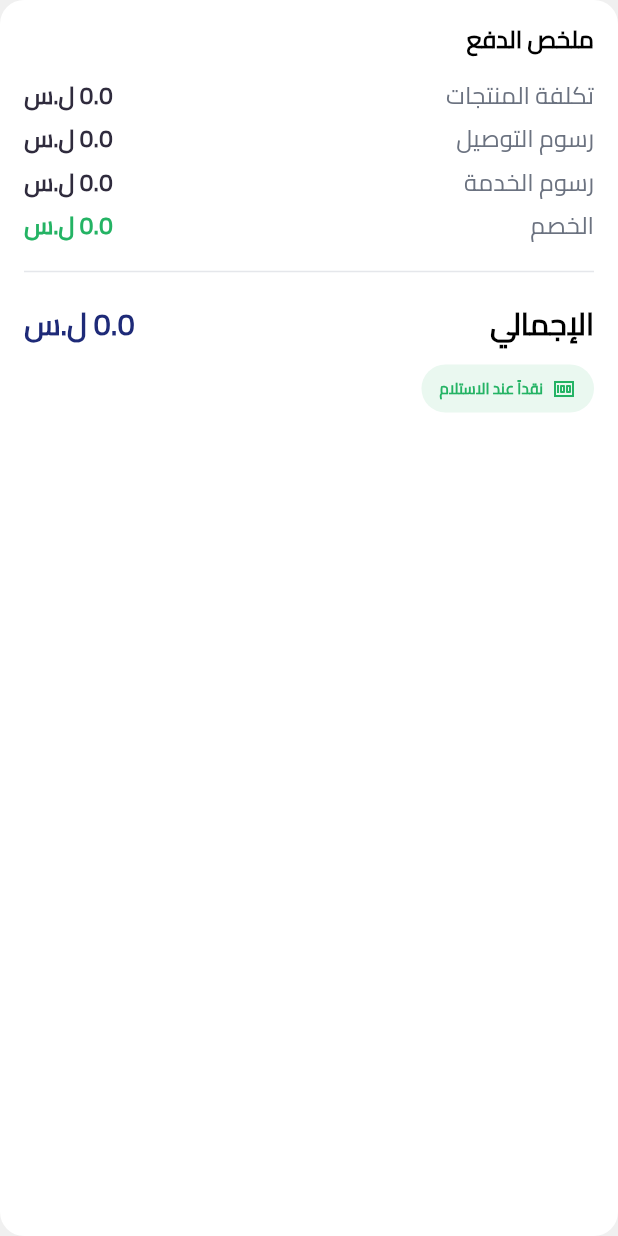
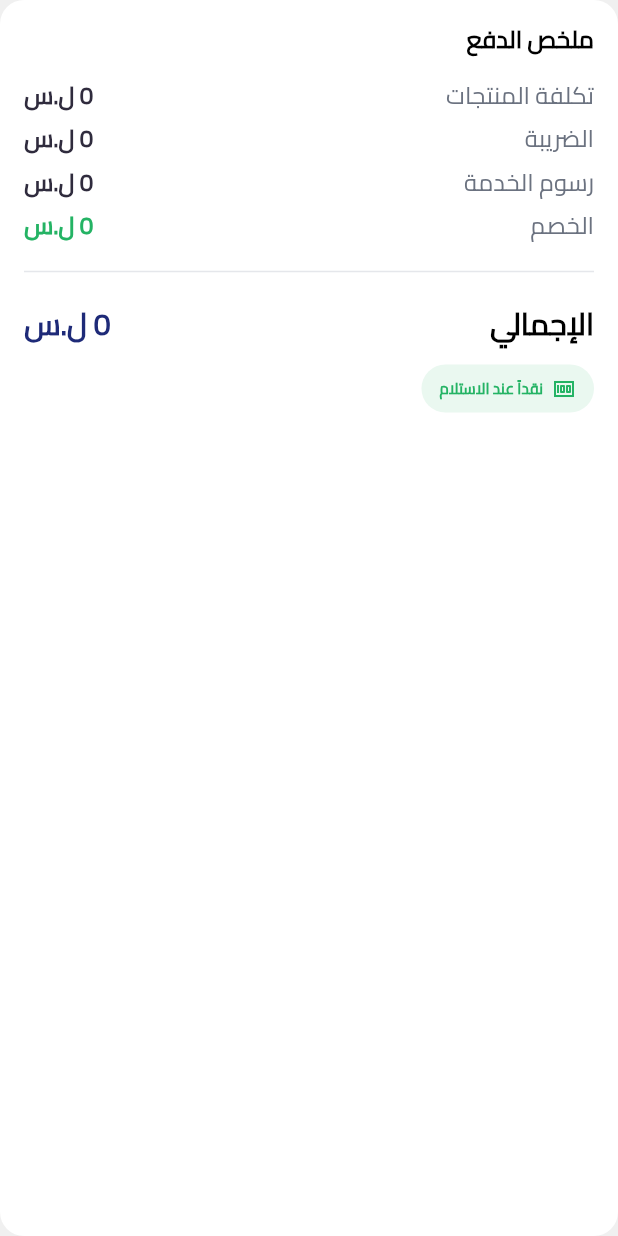
Before and after one commit to dllni-app/dllni_resturant_owner_app, a Flutter app: the OrderDetailsSummaryCard widget shown alone on an empty page, opened directly with empty values, on a phone screen of 412 x 824 dp. Run offline on Flutter 3.47's test engine with Material 3 defaults, Android fonts, the phone set to English and light mode, and no system bars; our stand-ins replace awesome_notifications, cached_network_image, dartz, dio, dotted_border, easy_localization and 19 more; missing offline and left inert: build, source_gen; accounts and stored records are empty; network calls fail.

Commit message:
Bind payment summary to owner details amounts

```diff
--- a/lib/features/orders/view/widgets/order_details_summary_card.dart
+++ b/lib/features/orders/view/widgets/order_details_summary_card.dart
@@ -1,66 +1,47 @@
 import 'package:common_package/common_package.dart';
 import 'package:flutter/material.dart';
 
-import '../../data/models/get_orders_model.dart';
+import '../../data/models/owner_order_details_model.dart';
 
 class OrderDetailsSummaryCard extends StatelessWidget {
   const OrderDetailsSummaryCard({super.key, required this.order});
 
-  final GetOrdersModelDataItem order;
+  final OwnerOrderDetailsData order;
 
   @override
   Widget build(BuildContext context) {
+    final amounts = order.amounts;
     return Container(
-      padding: EdgeInsetsDirectional.all(16),
+      padding: const EdgeInsetsDirectional.all(16),
       decoration: BoxDecoration(color: context.onPrimary, borderRadius: BorderRadius.circular(16)),
       child: Column(
         crossAxisAlignment: CrossAxisAlignment.start,
         children: [
           AppText.bodyMedium('ملخص الدفع', fontWeight: FontWeight.bold),
-          SizedBox(height: 16),
-          _buildPaymentRow('تكلفة المنتجات', '${order.subtotal} ل.س', context),
-          SizedBox(height: 8),
-          _buildPaymentRow('رسوم التوصيل', '${order.taxAmount} ل.س', context),
-          SizedBox(height: 8),
-          _buildPaymentRow('رسوم الخدمة', '${order.serviceFee} ل.س', context),
-          SizedBox(height: 8),
-          _buildPaymentRow('الخصم', '${order.discountAmount} ل.س', context, isDiscount: true),
-          SizedBox(height: 12),
-          Divider(color: Color(0xffE5E7EB)),
-          SizedBox(height: 12),
-          Row(
-            mainAxisAlignment: MainAxisAlignment.spaceBetween,
-            children: [
-              AppText.titleMedium('الإجمالي', fontWeight: FontWeight.bold),
-              AppText.titleMedium('${order.totalAmount} ل.س', fontWeight: FontWeight.bold, color: context.primary),
-            ],
-          ),
-          SizedBox(height: 12),
+          const SizedBox(height: 16),
+          _row('تكلفة المنتجات', amounts.subtotal, context),
+          const SizedBox(height: 8),
+          _row('الضريبة', amounts.tax, context),
+          const SizedBox(height: 8),
+          _row('رسوم الخدمة', amounts.serviceFee, context),
+          const SizedBox(height: 8),
+          _row('الخصم', amounts.discount, context, isDiscount: true),
+          const SizedBox(height: 12),
+          const Divider(color: Color(0xffE5E7EB)),
+          const SizedBox(height: 12),
+          Row(mainAxisAlignment: MainAxisAlignment.spaceBetween, children: [AppText.titleMedium('الإجمالي', fontWeight: FontWeight.bold), AppText.titleMedium('${amounts.total.toStringAsFixed(0)} ل.س', fontWeight: FontWeight.bold, color: context.primary)]),
+          const SizedBox(height: 12),
           Container(
-            padding: EdgeInsetsDirectional.symmetric(horizontal: 12, vertical: 8),
-            decoration: BoxDecoration(color: Color(0xff24B364).withAlpha(25), borderRadius: BorderRadius.circular(20)),
-            child: Row(
-              mainAxisSize: MainAxisSize.min,
-              children: [
-                Icon(Icons.money, size: 16, color: Color(0xff24B364)),
-                SizedBox(width: 6),
-                AppText.labelSmall('نقداً عند الاستلام', color: Color(0xff24B364), fontWeight: FontWeight.bold),
-              ],
-            ),
+            padding: const EdgeInsetsDirectional.symmetric(horizontal: 12, vertical: 8),
+            decoration: BoxDecoration(color: const Color(0xff24B364).withAlpha(25), borderRadius: BorderRadius.circular(20)),
+            child: Row(mainAxisSize: MainAxisSize.min, children: [const Icon(Icons.money, size: 16, color: Color(0xff24B364)), const SizedBox(width: 6), AppText.labelSmall('نقداً عند الاستلام', color: const Color(0xff24B364), fontWeight: FontWeight.bold)]),
           ),
         ],
       ),
     );
   }
 
-  Widget _buildPaymentRow(String label, String value, BuildContext context, {bool isDiscount = false}) {
-    return Row(
-      mainAxisAlignment: MainAxisAlignment.spaceBetween,
-      children: [
-        AppText.bodyMedium(label, color: Color(0xff6B7280), fontWeight: FontWeight.w400,),
-        AppText.bodyMedium(value, color: isDiscount ? Color(0xff24B364) : Color(0xff2F2B3D), fontWeight: FontWeight.bold),
-      ],
-    );
+  Widget _row(String label, double value, BuildContext context, {bool isDiscount = false}) {
+    return Row(mainAxisAlignment: MainAxisAlignment.spaceBetween, children: [AppText.bodyMedium(label, color: const Color(0xff6B7280), fontWeight: FontWeight.w400), AppText.bodyMedium('${value.toStringAsFixed(0)} ل.س', color: isDiscount ? const Color(0xff24B364) : const Color(0xff2F2B3D), fontWeight: FontWeight.bold)]);
   }
-
 }
```
